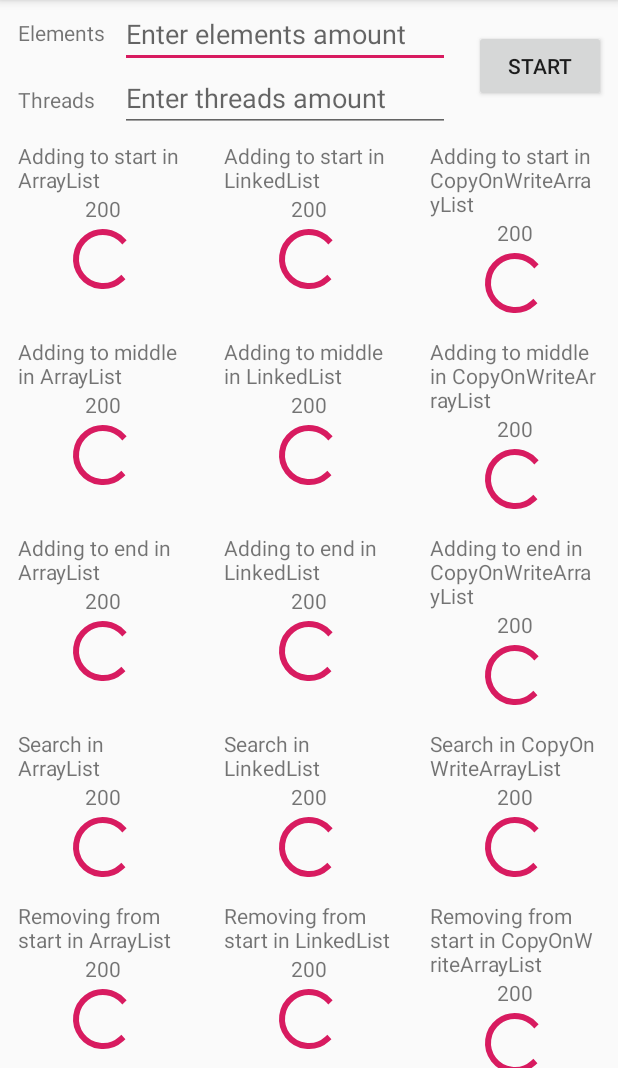
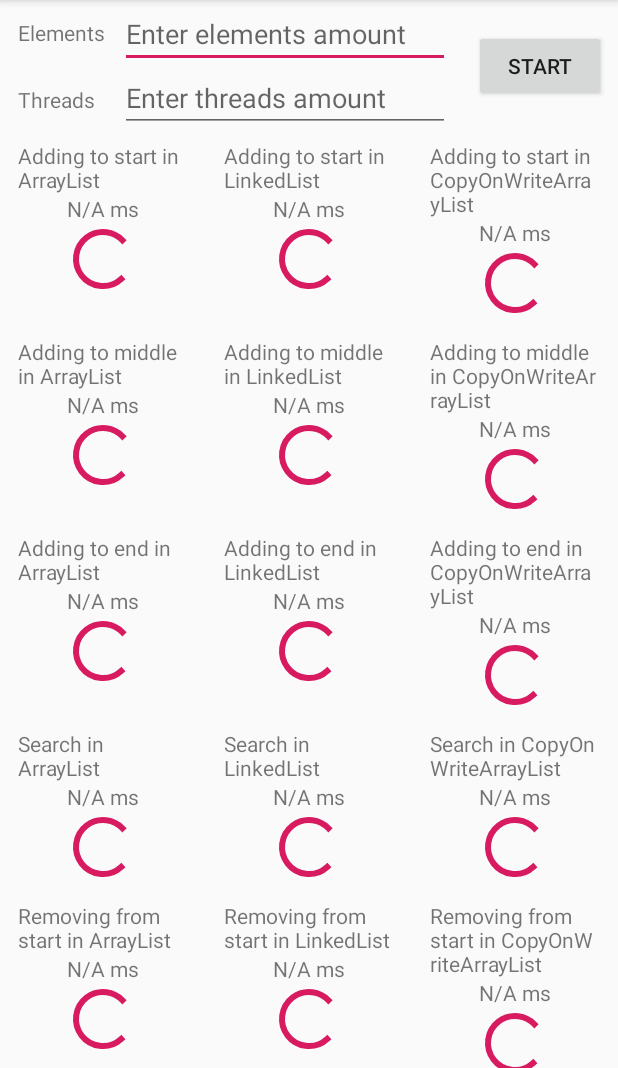
Before and after one commit to denisnavodnikov/CollectionsAndMaps, an Android app: the screen it shows after launch (MainActivity), on a phone screen of 412 x 824 dp, the part 168-1236 px from its top. Run offline under Robolectric (Android 15) with nearby library versions, the phone set to English and light mode, and no system bars.

Commit message:
Save progress

```diff
--- a/app/src/main/java/ru/navodnikov/denis/collectionsandmaps/MainActivity.java
+++ b/app/src/main/java/ru/navodnikov/denis/collectionsandmaps/MainActivity.java
@@ -6,7 +6,10 @@ import androidx.appcompat.widget.Toolbar;
 import androidx.viewpager.widget.ViewPager;
 
 
+import android.content.Intent;
 import android.os.Bundle;
+import android.view.View;
+import android.widget.Button;
 
 
 import com.google.android.material.tabs.TabLayout;
@@ -17,6 +20,7 @@ public class MainActivity extends AppCompatActivity {
     private ViewPager viewPager;
     private TabLayout tabLayout;
     private Toolbar toolbar;
+    private Button startButton;
 
 
     @Override
@@ -30,9 +34,19 @@ public class MainActivity extends AppCompatActivity {
         tabLayout = findViewById(R.id.tab_layout);
         MainPageAdapter pageAdapter = new MainPageAdapter(getSupportFragmentManager(), this);
         viewPager.setAdapter(pageAdapter);
+
         tabLayout.setupWithViewPager(viewPager);
+
+        startButton = findViewById(R.id.start_button);
+//        startButton.setOnClickListener(new View.OnClickListener() {
+//            @Override
+//            public void onClick(View v) {
+//
+//            }
+//        });
 
     }
 
 
+
 }
--- a/app/src/main/java/ru/navodnikov/denis/collectionsandmaps/MainPageAdapter.java
+++ b/app/src/main/java/ru/navodnikov/denis/collectionsandmaps/MainPageAdapter.java
@@ -10,8 +10,9 @@ import androidx.fragment.app.FragmentManager;
 import androidx.fragment.app.FragmentPagerAdapter;
 
 public class MainPageAdapter extends FragmentPagerAdapter {
-    private static final int PAGE_COLLECTIONS = 0;
-    private static final int PAGE_MAPS = 1;
+    public static final int PAGE_COLLECTIONS = 0;
+    public static final int PAGE_MAPS = 1;
+    public static int CURRENT_PAGE;
     private String[] titles;
 
     public MainPageAdapter(@NonNull FragmentManager fm, Context context) {
--- a/app/src/main/java/ru/navodnikov/denis/collectionsandmaps/MyFragment.java
+++ b/app/src/main/java/ru/navodnikov/denis/collectionsandmaps/MyFragment.java
@@ -49,4 +49,6 @@ public class MyFragment extends Fragment {
         recyclerView.setLayoutManager(new GridLayoutManager(getContext(), 3));
         recyclerView.setAdapter(listAdapter);
     }
+
+
 }
--- a/app/src/main/java/ru/navodnikov/denis/collectionsandmaps/MyListAdapter.java
+++ b/app/src/main/java/ru/navodnikov/denis/collectionsandmaps/MyListAdapter.java
@@ -11,11 +11,11 @@ import java.util.List;
 
 public class MyListAdapter extends RecyclerView.Adapter<MyViewHolder> {
 
-    public List<Item> listOfOperations = new ArrayList<>();
+    public static List<Item> listOfOperations = new ArrayList<>();
 
-//    TODO: временно содаём лист через конструктор
+    //    TODO: временно содаём лист через конструктор
     public MyListAdapter() {
-        createOperations();
+        createCollections();
     }
 
     @NonNull
@@ -34,28 +34,40 @@ public class MyListAdapter extends RecyclerView.Adapter<MyViewHolder> {
     public int getItemCount() {
         return listOfOperations.size();
     }
-    private void createOperations() {
-        listOfOperations.add(new Item("Adding to start in ArrayList", "200"));
-        listOfOperations.add(new Item("Adding to start in LinkedList", "200"));
-        listOfOperations.add(new Item("Adding to start in CopyOnWriteArrayList", "200"));
-        listOfOperations.add(new Item("Adding to middle in ArrayList", "200"));
-        listOfOperations.add(new Item("Adding to middle in LinkedList", "200"));
-        listOfOperations.add(new Item("Adding to middle in CopyOnWriteArrayList", "200"));
-        listOfOperations.add(new Item("Adding to end in ArrayList", "200"));
-        listOfOperations.add(new Item("Adding to end in LinkedList", "200"));
-        listOfOperations.add(new Item("Adding to end in CopyOnWriteArrayList", "200"));
-        listOfOperations.add(new Item("Search in ArrayList", "200"));
-        listOfOperations.add(new Item("Search in LinkedList", "200"));
-        listOfOperations.add(new Item("Search in CopyOnWriteArrayList", "200"));
-        listOfOperations.add(new Item("Removing from start in ArrayList", "200"));
-        listOfOperations.add(new Item("Removing from start in LinkedList", "200"));
-        listOfOperations.add(new Item("Removing from start in CopyOnWriteArrayList", "200"));
-        listOfOperations.add(new Item("Removing from middle in ArrayList", "200"));
-        listOfOperations.add(new Item("Removing from middle in LinkedList", "200"));
-        listOfOperations.add(new Item("Removing from middle in CopyOnWriteArrayList", "200"));
-        listOfOperations.add(new Item("Removing from end in ArrayList", "200"));
-        listOfOperations.add(new Item("Removing from end in LinkedList", "200"));
-        listOfOperations.add(new Item("Removing from end in CopyOnWriteArrayList", "200"));
+
+    private void createCollections() {
+        listOfOperations.add(new Item("Adding to start in ArrayList", "N/A ms"));
+        listOfOperations.add(new Item("Adding to start in LinkedList", "N/A ms"));
+        listOfOperations.add(new Item("Adding to start in CopyOnWriteArrayList", "N/A ms"));
+        listOfOperations.add(new Item("Adding to middle in ArrayList", "N/A ms"));
+        listOfOperations.add(new Item("Adding to middle in LinkedList", "N/A ms"));
+        listOfOperations.add(new Item("Adding to middle in CopyOnWriteArrayList", "N/A ms"));
+        listOfOperations.add(new Item("Adding to end in ArrayList", "N/A ms"));
+        listOfOperations.add(new Item("Adding to end in LinkedList", "N/A ms"));
+        listOfOperations.add(new Item("Adding to end in CopyOnWriteArrayList", "N/A ms"));
+        listOfOperations.add(new Item("Search in ArrayList", "N/A ms"));
+        listOfOperations.add(new Item("Search in LinkedList", "N/A ms"));
+        listOfOperations.add(new Item("Search in CopyOnWriteArrayList", "N/A ms"));
+        listOfOperations.add(new Item("Removing from start in ArrayList", "N/A ms"));
+        listOfOperations.add(new Item("Removing from start in LinkedList", "N/A ms"));
+        listOfOperations.add(new Item("Removing from start in CopyOnWriteArrayList", "N/A ms"));
+        listOfOperations.add(new Item("Removing from middle in ArrayList", "N/A ms"));
+        listOfOperations.add(new Item("Removing from middle in LinkedList", "N/A ms"));
+        listOfOperations.add(new Item("Removing from middle in CopyOnWriteArrayList", "N/A ms"));
+        listOfOperations.add(new Item("Removing from end in ArrayList", "N/A ms"));
+        listOfOperations.add(new Item("Removing from end in LinkedList", "N/A ms"));
+        listOfOperations.add(new Item("Removing from end in CopyOnWriteArrayList", "N/A ms"));
+
+    }
+
+    private void createMaps() {
+        listOfOperations.add(new Item("Adding to HashMap", "N/A ms"));
+        listOfOperations.add(new Item("Adding to TreeMap", "N/A ms"));
+        listOfOperations.add(new Item("Search in HashMap", "N/A ms"));
+        listOfOperations.add(new Item("Search in TreeMap", "N/A ms"));
+        listOfOperations.add(new Item("Removing from HashMap", "N/A ms"));
+        listOfOperations.add(new Item("Removing from TreeMap", "N/A ms"));
+
 
     }
 
--- a/app/src/main/res/layout/fragment_items.xml
+++ b/app/src/main/res/layout/fragment_items.xml
@@ -46,7 +46,7 @@
             android:layout_marginStart="80dp"
             android:hint="Enter threads amount" />
         <Button
-            android:id="@+id/button"
+            android:id="@+id/start_button"
             android:layout_width="wrap_content"
             android:layout_height="wrap_content"
             android:text="start"
```
Also changed, not shown: app/src/main/java/ru/navodnikov/denis/collectionsandmaps/core/Collections.java (+55 -0 lines).
